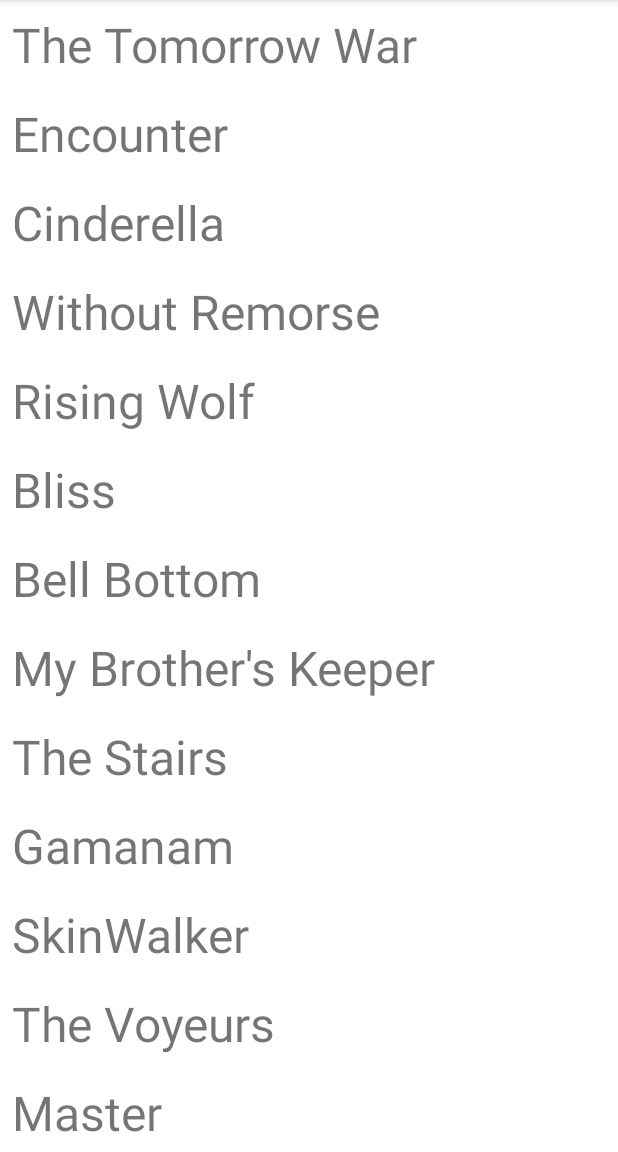
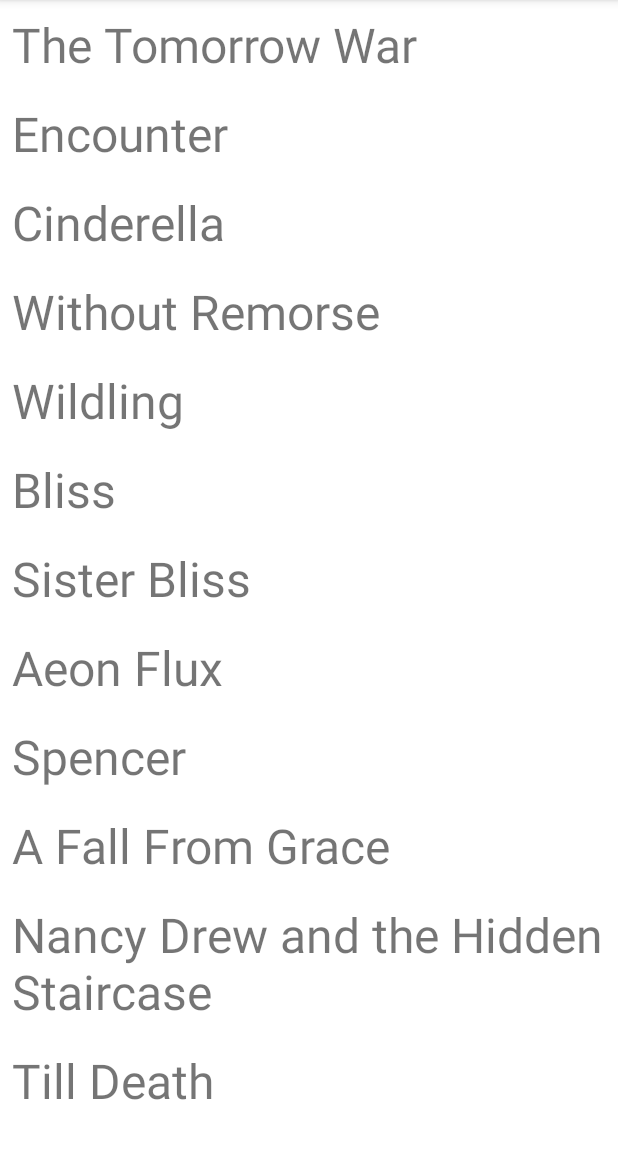
Before and after one commit to Olutobz/SimpleRecyclerView, an Android app: the screen it shows after launch (MainActivity), on a phone screen of 412 x 824 dp, the part 84-1236 px from its top. Run offline under Robolectric (Android 15) with nearby library versions, the phone set to English and light mode, and no system bars.

Commit message:
Update string array of movie titles

```diff
--- a/app/src/main/res/values/strings.xml
+++ b/app/src/main/res/values/strings.xml
@@ -1,32 +1,29 @@
 <?xml version="1.0" encoding="utf-8"?>
 <resources>
     <string name="app_name">Simple RecyclerView</string>
+
     <string-array name="movie_array">
         <item>The Tomorrow War</item>
         <item>Encounter</item>
         <item>Cinderella</item>
         <item>Without Remorse</item>
-        <item>Rising Wolf</item>
+        <item>Wildling</item>
         <item>Bliss</item>
-        <item>Bell Bottom</item>
-        <item>My Brother\'s Keeper</item>
-        <item>The Stairs</item>
-        <item>Gamanam</item>
-        <item>SkinWalker</item>
-        <item>The Voyeurs</item>
-        <item>Master</item>
-        <item>Pushpa</item>
+        <item>Sister Bliss</item>
+        <item>Aeon Flux</item>
+        <item>Spencer</item>
+        <item>A Fall From Grace</item>
+        <item>Nancy Drew and the Hidden Staircase</item>
+        <item>Till Death</item>
+        <item>Intrusion</item>
+        <item>Initiation</item>
         <item>The Tender Bar</item>
         <item>Coming to america</item>
         <item>Encanto</item>
-        <item>Bingo Hell</item>
-        <item>12 0\'clock</item>
-        <item>Dwellers</item>
-        <item>The Dry</item>
-        <item>The Drone</item>
+        <item>Music</item>
+        <item>Rumble</item>
         <item>Shadow in the cloud</item>
-        <item>The Marine</item>
-        <item>Chehre</item>
-        <item>Black As Night</item>
+        <item>The Water Man</item>
+        <item>Security</item>
     </string-array>
 </resources>
```
